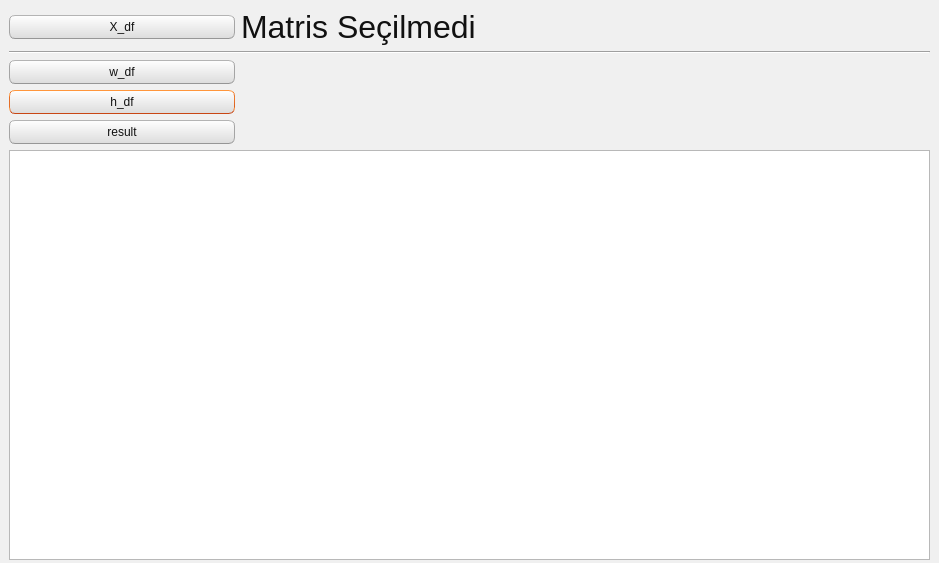
First picture: the form in sonuclar.ui, repository emirkyz/topic_model_ui, before the edit.
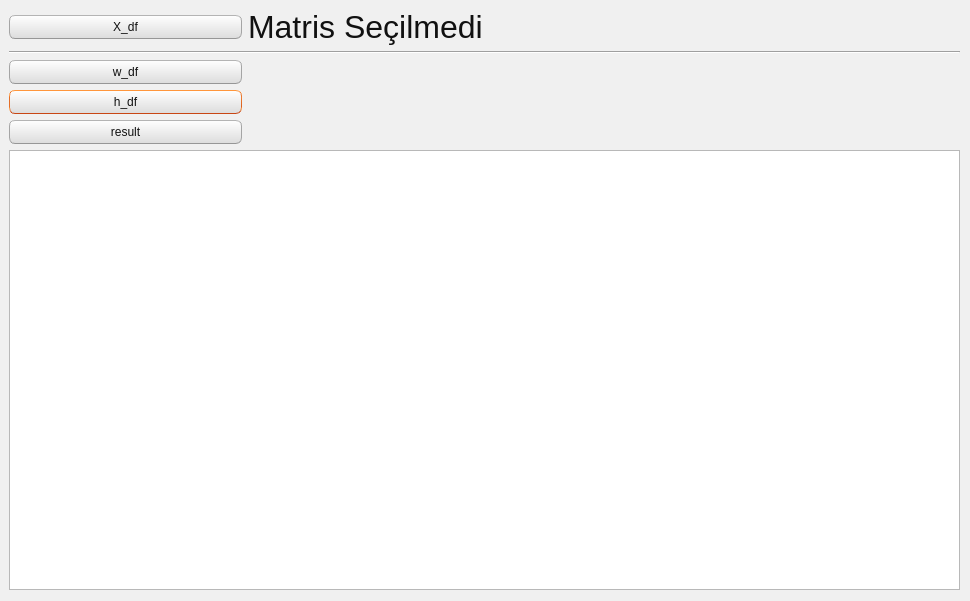
Second picture: the form after the edit.

```diff
--- a/sonuclar.ui
+++ b/sonuclar.ui
@@ -6,8 +6,8 @@
    <rect>
     <x>0</x>
     <y>0</y>
-    <width>939</width>
-    <height>563</height>
+    <width>970</width>
+    <height>601</height>
    </rect>
   </property>
   <property name="windowTitle">
@@ -516,8 +516,8 @@
     <rect>
      <x>9</x>
      <y>9</y>
-     <width>921</width>
-     <height>551</height>
+     <width>951</width>
+     <height>581</height>
     </rect>
    </property>
    <layout class="QGridLayout" name="gridLayout">
@@ -528,6 +528,9 @@
         <pointsize>9</pointsize>
        </font>
       </property>
+      <property name="frameShape">
+       <enum>QFrame::StyledPanel</enum>
+      </property>
       <property name="sizeAdjustPolicy">
        <enum>QAbstractScrollArea::AdjustToContents</enum>
       </property>
@@ -538,10 +541,10 @@
        <bool>false</bool>
       </property>
       <attribute name="horizontalHeaderMinimumSectionSize">
-       <number>150</number>
+       <number>170</number>
       </attribute>
       <attribute name="horizontalHeaderDefaultSectionSize">
-       <number>150</number>
+       <number>170</number>
       </attribute>
       <attribute name="horizontalHeaderShowSortIndicator" stdset="0">
        <bool>false</bool>
```
Left out of the diff: 12 changed lines with no effect on the pictures.
